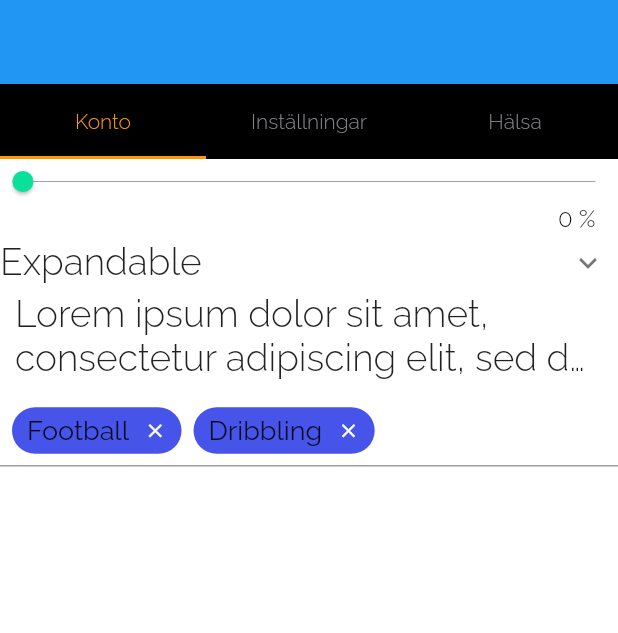
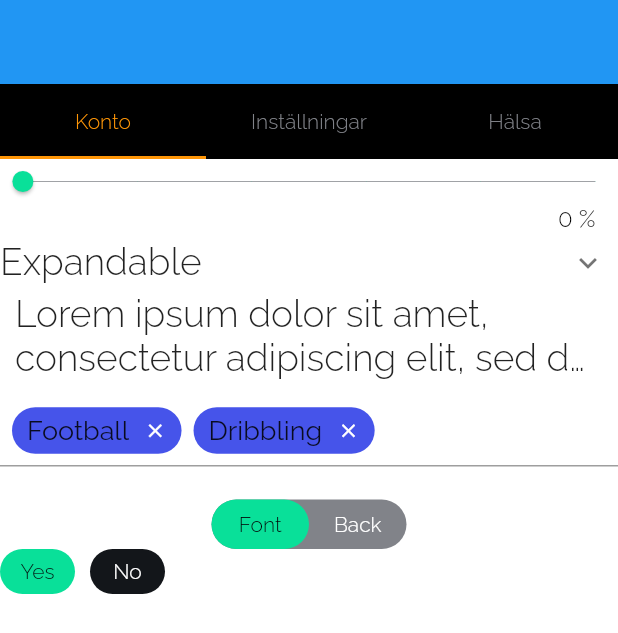
Before and after one commit to cuongdang1998/zporter_preview, a Flutter app: the screen it shows after launch, on a phone screen of 412 x 824 dp. Shown: the top 633 px of the screen. Run offline on Flutter 3.47's test engine with Material 2 defaults, Android fonts, the phone set to English and light mode, and no system bars; drawn by our look-alikes of scroll_to_index; our stand-ins replace bloc, dio, dropdown_search, equatable, fl_chart, flutter_bloc and 6 more; generated files the repository leaves out were written again.

Commit message:
implement yes no button

```diff
--- a/lib/presentation/setting/ui/account/page_account.dart
+++ b/lib/presentation/setting/ui/account/page_account.dart
@@ -1,6 +1,8 @@
 import 'package:flutter/cupertino.dart';
 import 'package:flutter/material.dart';
 import 'package:zporter_preview/config/colors.dart';
+import 'package:zporter_preview/presentation/setting/ui/account/widget/widget_font_back_button.dart';
+import 'package:zporter_preview/presentation/setting/ui/account/widget/widget_yes_now_button.dart';
 import 'package:zporter_preview/presentation/setting/ui/widget/widget_common_slider.dart';
 
 import 'widget/widget_expansion_custom.dart';
@@ -147,6 +149,25 @@ class _AccountPageState extends State<AccountPage> {
                   print('onDelete ' + tag);
                 },
               ),
+              FontBackButton(
+                isSelectedFirst: true,
+                onBackTap: () {
+                  print("on back tap");
+                },
+                onFontTap: () {
+                  print("on font tap");
+                },
+              ),
+              YesNoButton(
+                isYes: true,
+                buttonHeight: 30,
+                onYesTap: (value) {
+                  print("isYes $value}");
+                },
+                onNoTap: (value) {
+                  print("isYes $value");
+                },
+              )
             ],
           ),
         ),
--- /dev/null
+++ b/lib/presentation/setting/ui/account/widget/widget_common_button_item.dart
@@ -0,0 +1,56 @@
+import 'package:flutter/material.dart';
+import 'package:zporter_preview/config/colors.dart';
+
+class CommonButtonItem extends StatelessWidget {
+  final String buttonName;
+  final bool? isSelected;
+  final VoidCallback? onTap;
+  final double? buttonWidth;
+  final Color? selectedColor;
+  final Color? unSelectedColor;
+  final Color? selectedTextColor;
+  final Color? unSelectedTextColor;
+
+  CommonButtonItem({
+    Key? key,
+    required this.buttonName,
+    this.isSelected = false,
+    this.onTap,
+    this.buttonWidth,
+    Color? selectedColor,
+    Color? unSelectedColor,
+    Color? selectedTextColor,
+    Color? unSelectedTextColor,
+  })  : this.selectedColor = selectedColor ?? AppColors.greenColor,
+        this.unSelectedColor = unSelectedColor ?? Colors.transparent,
+        this.selectedTextColor = selectedTextColor ?? AppColors.blackColor,
+        this.unSelectedTextColor = unSelectedTextColor ?? AppColors.whiteColor,
+        super(key: key);
+
+  @override
+  Widget build(BuildContext context) {
+    return GestureDetector(
+      onTap: onTap,
+      child: AnimatedContainer(
+        width: buttonWidth,
+        decoration: BoxDecoration(
+          borderRadius: BorderRadius.circular(30),
+          color: isSelected! ? selectedColor : unSelectedColor,
+        ),
+        duration: Duration(
+          milliseconds: 200,
+        ),
+        curve: Curves.fastOutSlowIn,
+        child: Center(
+          child: Text(
+            buttonName,
+            style: TextStyle(
+              fontSize: 14,
+              color: isSelected! ? selectedTextColor : unSelectedTextColor,
+            ),
+          ),
+        ),
+      ),
+    );
+  }
+}
--- /dev/null
+++ b/lib/presentation/setting/ui/account/widget/widget_font_back_button.dart
@@ -0,0 +1,74 @@
+import 'dart:ui';
+
+import 'package:flutter/material.dart';
+import 'package:zporter_preview/config/colors.dart';
+
+import 'widget_common_button_item.dart';
+
+class FontBackButton extends StatefulWidget {
+  final bool? isSelectedFirst;
+  final VoidCallback onFontTap;
+  final VoidCallback onBackTap;
+
+  const FontBackButton({
+    Key? key,
+    this.isSelectedFirst = false,
+    required this.onFontTap,
+    required this.onBackTap,
+  }) : super(key: key);
+
+  @override
+  _FontBackButtonState createState() => _FontBackButtonState();
+}
+
+class _FontBackButtonState extends State<FontBackButton> {
+  var _isSelected;
+
+  @override
+  void initState() {
+    _isSelected = widget.isSelectedFirst;
+    super.initState();
+  }
+
+  @override
+  Widget build(BuildContext context) {
+    return Container(
+      height: 33,
+      width: 130,
+      decoration: BoxDecoration(
+        color: AppColors.greyColor,
+        borderRadius: BorderRadius.circular(30),
+      ),
+      child: Row(
+        children: [
+          Expanded(
+            child: CommonButtonItem(
+              onTap: () {
+                if (!_isSelected) {
+                  widget.onFontTap();
+                  _isSelected = true;
+                  setState(() {});
+                }
+              },
+              isSelected: _isSelected,
+              buttonName: 'Font',
+            ),
+          ),
+          Expanded(
+            child: CommonButtonItem(
+              onTap: () {
+                if (_isSelected) {
+                  widget.onBackTap();
+                  _isSelected = false;
+                  setState(() {});
+                }
+              },
+              isSelected: !_isSelected,
+              buttonName: 'Back',
+            ),
+          ),
+        ],
+      ),
+    );
+  }
+}
--- /dev/null
+++ b/lib/presentation/setting/ui/account/widget/widget_yes_now_button.dart
@@ -0,0 +1,74 @@
+import 'package:flutter/material.dart';
+import 'package:zporter_preview/config/colors.dart';
+
+import 'widget_common_button_item.dart';
+
+class YesNoButton extends StatefulWidget {
+  final bool? isYes;
+  final ValueChanged onYesTap;
+  final ValueChanged onNoTap;
+  final double? buttonHeight;
+
+  const YesNoButton({
+    Key? key,
+    this.isYes = true,
+    required this.onYesTap,
+    required this.onNoTap,
+    this.buttonHeight,
+  }) : super(key: key);
+
+  @override
+  _YesNoButtonState createState() => _YesNoButtonState();
+}
+
+class _YesNoButtonState extends State<YesNoButton> {
+  var _isYes;
+
+  @override
+  void initState() {
+    _isYes = widget.isYes;
+    super.initState();
+  }
+
+  @override
+  Widget build(BuildContext context) {
+    return SizedBox(
+      height: widget.buttonHeight,
+      child: Row(
+        children: [
+          CommonButtonItem(
+            buttonWidth: 50,
+            onTap: () {
+              if (!_isYes) {
+                _isYes = true;
+                widget.onYesTap(_isYes);
+                setState(() {});
+              }
+            },
+            selectedColor: AppColors.greenColor,
+            unSelectedColor: AppColors.black3Color,
+            isSelected: _isYes,
+            buttonName: 'Yes',
+          ),
+          SizedBox(
+            width: 10,
+          ),
+          CommonButtonItem(
+            buttonWidth: 50,
+            onTap: () {
+              if (_isYes) {
+                _isYes = false;
+                widget.onNoTap(_isYes);
+                setState(() {});
+              }
+            },
+            selectedColor: AppColors.greenColor,
+            unSelectedColor: AppColors.black3Color,
+            isSelected: !_isYes,
+            buttonName: 'No',
+          ),
+        ],
+      ),
+    );
+  }
+}
```
